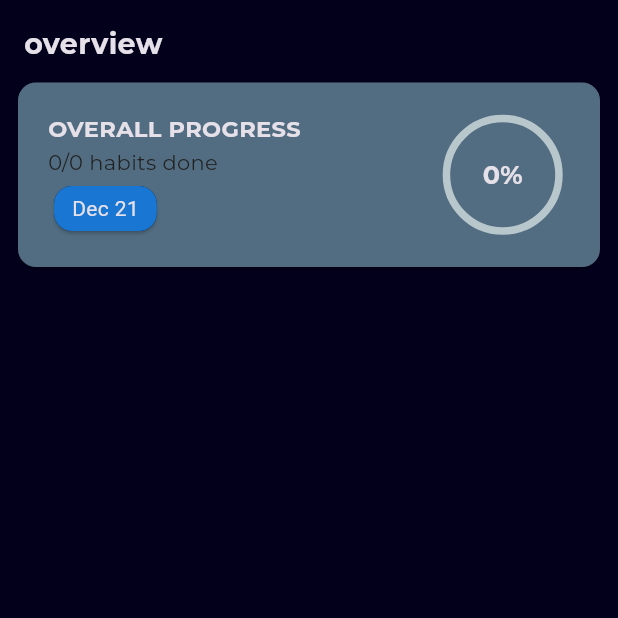
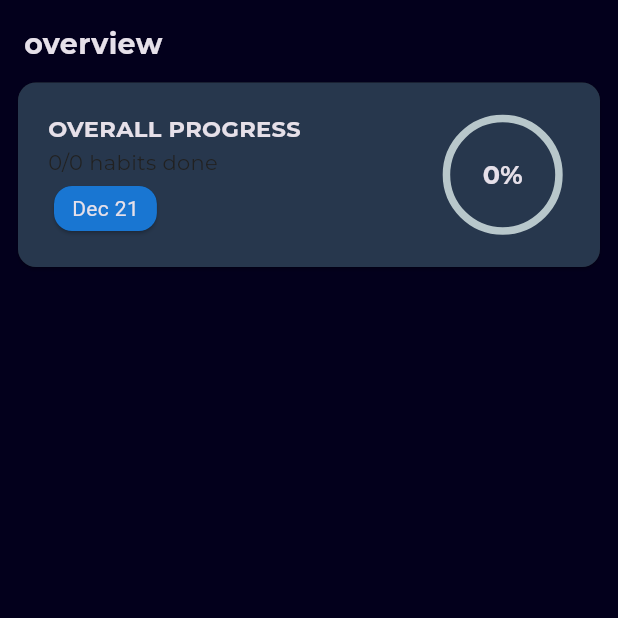
Before and after one commit to H11TM4N/habit_tracker_app, a Flutter app: the StatPage screen opened directly, on a phone screen of 412 x 824 dp, the top half of it. Run offline on Flutter 3.47's test engine with Material 3 defaults, Android fonts, the phone set to English and light mode, and no system bars; drawn by our look-alikes of percent_indicator; our stand-ins replace flutter_hooks, flutter_riverpod, font_awesome_flutter, google_fonts, hive, hive_flutter and 1 more; accounts and stored records are empty.

Commit message:
Update nav bar

```diff
--- a/lib/UI/home_page.dart
+++ b/lib/UI/home_page.dart
@@ -37,6 +37,8 @@ class HomePage extends HookWidget {
               GoogleFonts.montserrat(fontWeight: FontWeight.w600),
           selectedLabelStyle:
               GoogleFonts.montserrat(fontWeight: FontWeight.w600),
+          unselectedItemColor: Theme.of(context).colorScheme.secondary,
+          selectedItemColor: Colors.white,
           items: const [
             BottomNavigationBarItem(
                 icon: Icon(Icons.list_alt_rounded), label: 'HABITS'),
--- a/lib/UI/pages/profile_page.dart
+++ b/lib/UI/pages/profile_page.dart
@@ -71,8 +71,6 @@ class ProfilePage extends ConsumerWidget {
                   )),
               const SizedBox(height: 20),
               const SettingListView(),
-
-              //TODO: Add Display Info Dialog
             ],
           ),
         ),
--- a/lib/UI/pages/stat_page.dart
+++ b/lib/UI/pages/stat_page.dart
@@ -37,7 +37,7 @@ class StatPage extends ConsumerWidget {
                   padding: const EdgeInsets.all(20),
                   decoration: BoxDecoration(
                     borderRadius: BorderRadius.circular(12),
-                    color: theme.secondary,
+                    color: theme.primary,
                   ),
                   child: Row(
                     mainAxisAlignment: MainAxisAlignment.spaceBetween,
```
